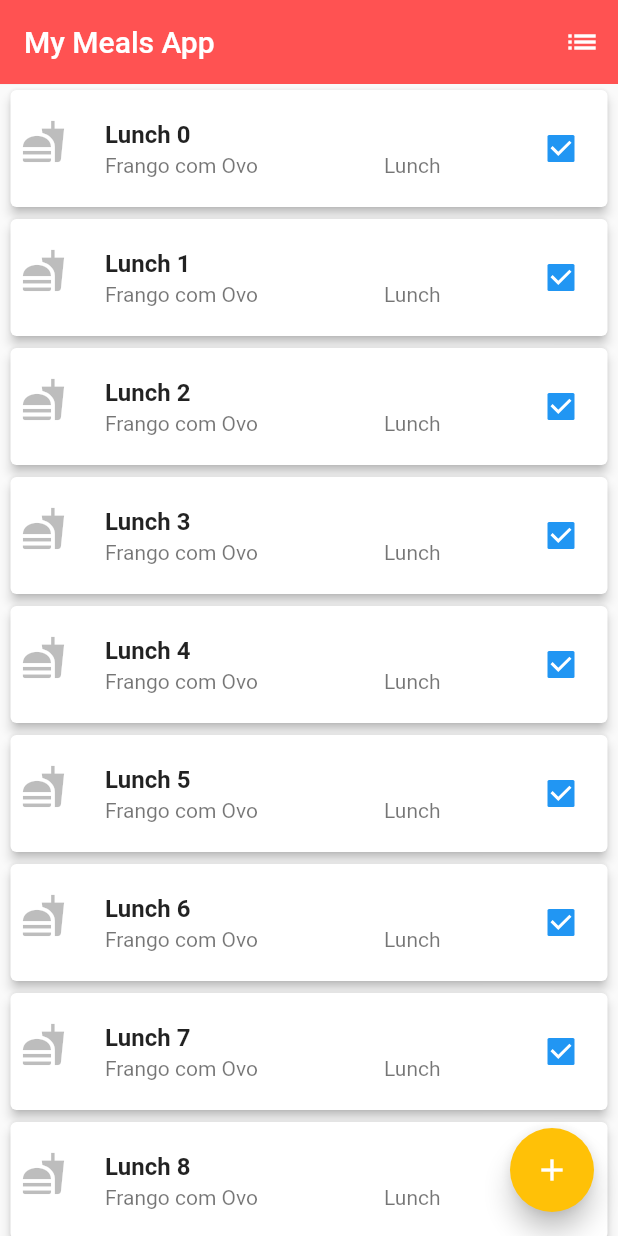
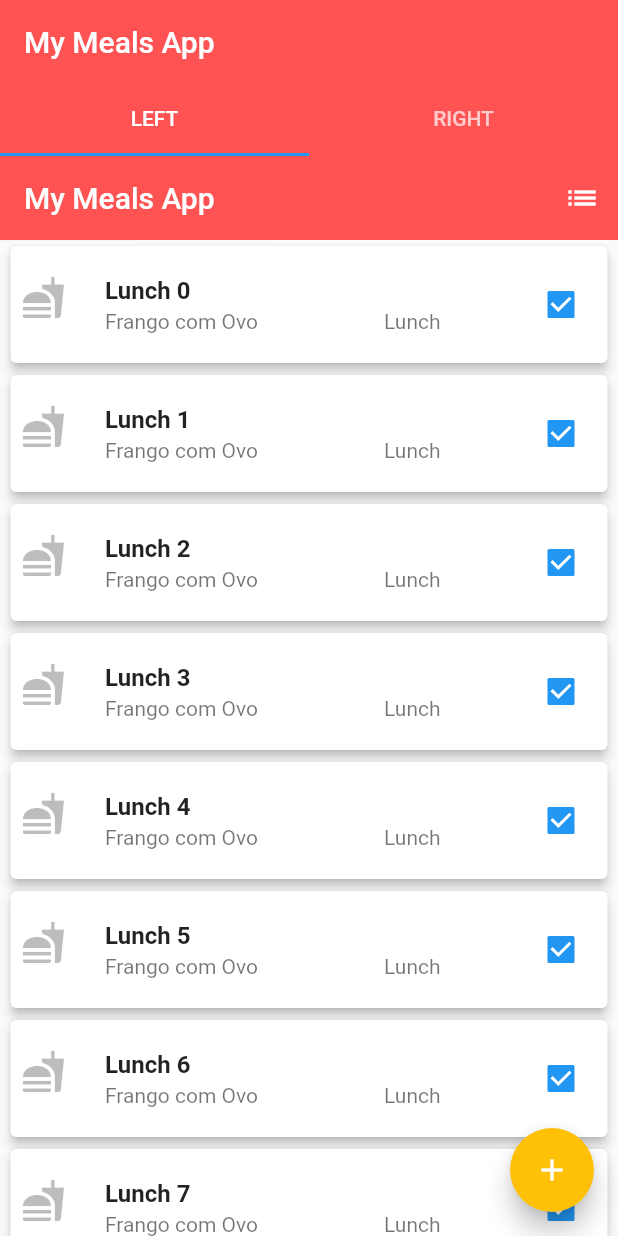
Before and after one commit to fabioranieri/my_meals_flutter_app, a Flutter app: the screen it shows after launch, on a phone screen of 412 x 824 dp. Run offline on Flutter 3.47's test engine with Material 2 defaults, Android fonts, the phone set to English and light mode, and no system bars; our stand-ins replace camera; missing offline and left inert: better_uuid.

```diff
--- a/lib/main.dart
+++ b/lib/main.dart
@@ -1,11 +1,9 @@
 import 'package:flutter/material.dart';
+import 'package:provider/provider.dart';
 import 'package:my_meals_flutter_app/screens/home_screen.dart';
+import 'package:my_meals_flutter_app/screens/tab_bar.dart';
 import 'package:my_meals_flutter_app/screens/take_picture_screen.dart';
-import 'package:my_meals_flutter_app/model/meal.dart';
 import 'package:my_meals_flutter_app/shared_state/meal_list.dart';
-
-import 'package:better_uuid/uuid.dart';
-import 'package:provider/provider.dart';
 
 void main() {
   runApp(
@@ -15,13 +13,13 @@ void main() {
           ],
           child: MaterialApp(
             title: 'My Meals App',
-            home: HomeScreen(),
+            home: TabBarDefault(),
             theme: ThemeData(primarySwatch: Colors.blue),
-            initialRoute: '/home',
+            initialRoute: '/tabbar-default',
             routes: {
+              '/tabbar-default': (context) => TabBarDefault(),
               '/home': (context) => HomeScreen(),
               '/take-picture': (context) =>  TakePictureScreen()
-              //'/login': (context) => LoginScreen(),
             },
           )
       )
--- /dev/null
+++ b/lib/screens/tab_bar.dart
@@ -0,0 +1,39 @@
+import 'package:flutter/material.dart';
+import 'package:my_meals_flutter_app/screens/home_screen.dart';
+
+
+class TabBarDefault extends StatelessWidget {
+
+  final List<Tab> myTabs = <Tab>[
+    Tab(text: 'LEFT'),
+    Tab(text: 'RIGHT'),
+  ];
+
+  @override
+  Widget build(BuildContext context) {
+    textStyle() {
+      return new TextStyle(color: Colors.white, fontSize: 30.0);
+    }
+
+    return new DefaultTabController(
+      length: 2,
+      child: Scaffold(
+        appBar: AppBar(
+          title: Text('My Meals App'),
+          automaticallyImplyLeading: false,
+          elevation: 0.1,
+          backgroundColor: Colors.redAccent,
+          bottom: TabBar(
+            tabs: myTabs,
+          ),
+        ),
+        body: new TabBarView(
+          children: [
+          HomeScreen(),
+          HomeScreen(),
+          ],
+        ),
+      ),
+    );
+  }
+}
```
